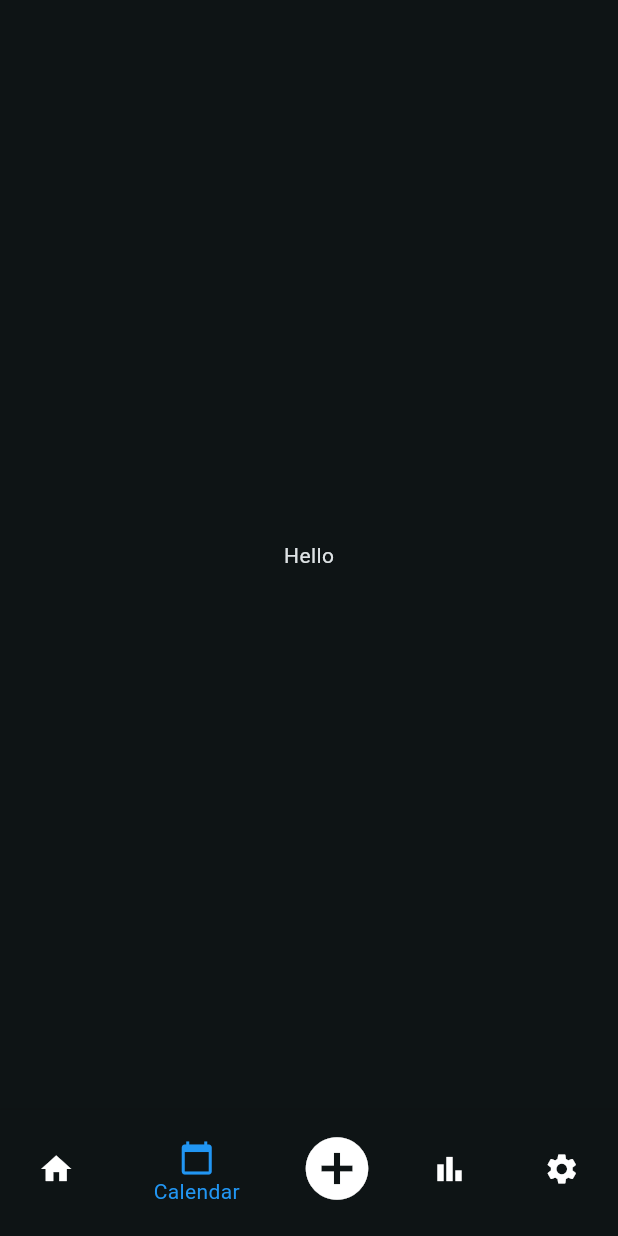
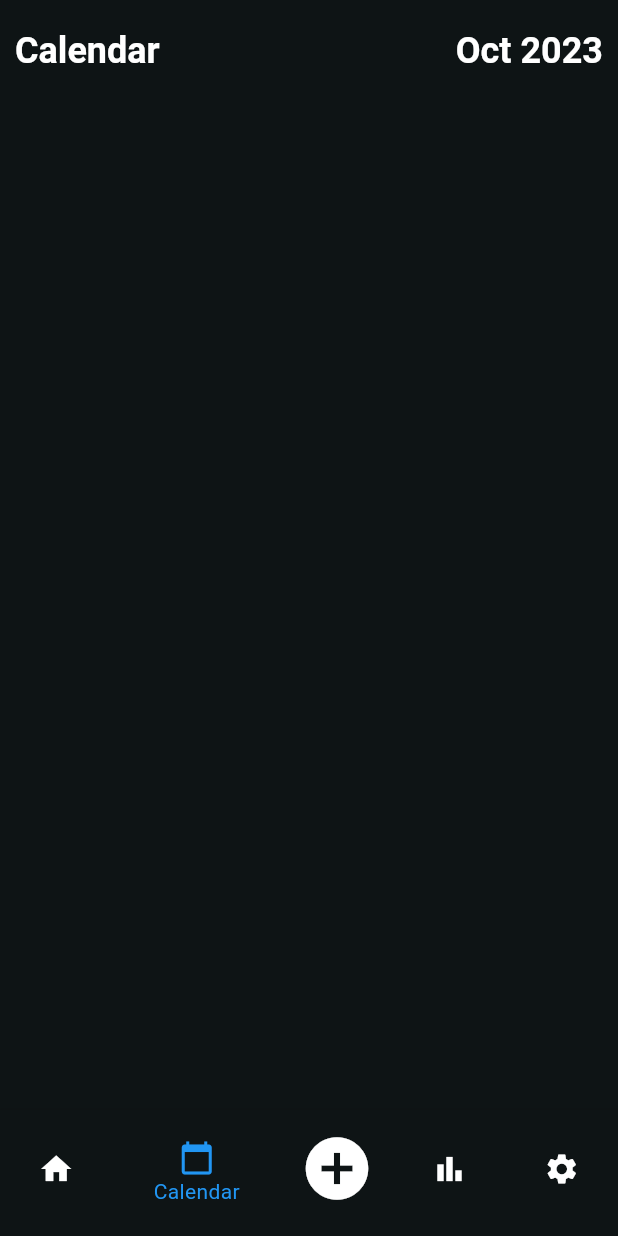
Before and after one commit to chotixity/TODO, a Flutter app: the screen it shows after launch, item 2 of the bottom bar chosen, on a phone screen of 412 x 824 dp. Run offline on Flutter 3.47's test engine with Material 2 defaults, Android fonts, the phone set to English and light mode, and no system bars.

Commit message:
added calendar screens

```diff
--- a/lib/main.dart
+++ b/lib/main.dart
@@ -26,7 +26,7 @@ class MyApp extends StatelessWidget {
         textTheme: const TextTheme(
           displayMedium: TextStyle(
             color: Colors.white,
-            fontSize: 25,
+            fontSize: 24,
             fontWeight: FontWeight.w700,
           ),
         ),
--- /dev/null
+++ b/lib/screens/calendar.dart
@@ -0,0 +1,49 @@
+import 'package:flutter/material.dart';
+
+import 'package:intl/intl.dart';
+
+class Calendar extends StatelessWidget {
+  const Calendar({super.key});
+
+  @override
+  Widget build(BuildContext context) {
+    final theme = Theme.of(context);
+    return Padding(
+      padding: const EdgeInsets.only(top: 20, left: 10, right: 10),
+      child: Column(
+        children: [
+          Flexible(
+            child: Row(
+              mainAxisAlignment: MainAxisAlignment.spaceBetween,
+              children: [
+                Text(
+                  'Calendar',
+                  style: theme.textTheme.displayMedium,
+                ),
+                Text(
+                  DateFormat.yMMM().format(DateTime.now()),
+                  style: theme.textTheme.displayMedium,
+                ),
+              ],
+            ),
+          )
+        ],
+      ),
+    );
+  }
+}
+
+class DaysTile extends StatelessWidget {
+  const DaysTile({super.key});
+
+  @override
+  Widget build(BuildContext context) {
+    return const SizedBox(
+      height: 100,
+      width: 100,
+      child: Column(
+        children: [],
+      ),
+    );
+  }
+}
--- a/lib/widgets/bottombar.dart
+++ b/lib/widgets/bottombar.dart
@@ -1,6 +1,5 @@
-import 'dart:ffi';
-
 import 'package:flutter/material.dart';
+import '../screens/calendar.dart';
 import '../screens/home.dart';
 
 class BottomBar extends StatefulWidget {
@@ -14,7 +13,7 @@ class _BottomBarState extends State<BottomBar> {
   int _selectedIndex = 0;
   static const List<Widget> _widgetOptions = [
     Home(),
-    Text('Hello'),
+    Calendar(),
     Text('Howre you'),
     Text('my name is choti'),
     Text('Go home'),
--- a/pubspec.yaml
+++ b/pubspec.yaml
@@ -35,6 +35,7 @@ dependencies:
   # The following adds the Cupertino Icons font to your application.
   # Use with the CupertinoIcons class for iOS style icons.
   cupertino_icons: ^1.0.2
+  intl: ^0.18.1
 
 dev_dependencies:
   flutter_test:
```
Also changed, not shown: lib/screens/home.dart (+7 -5 lines), pubspec.lock.
